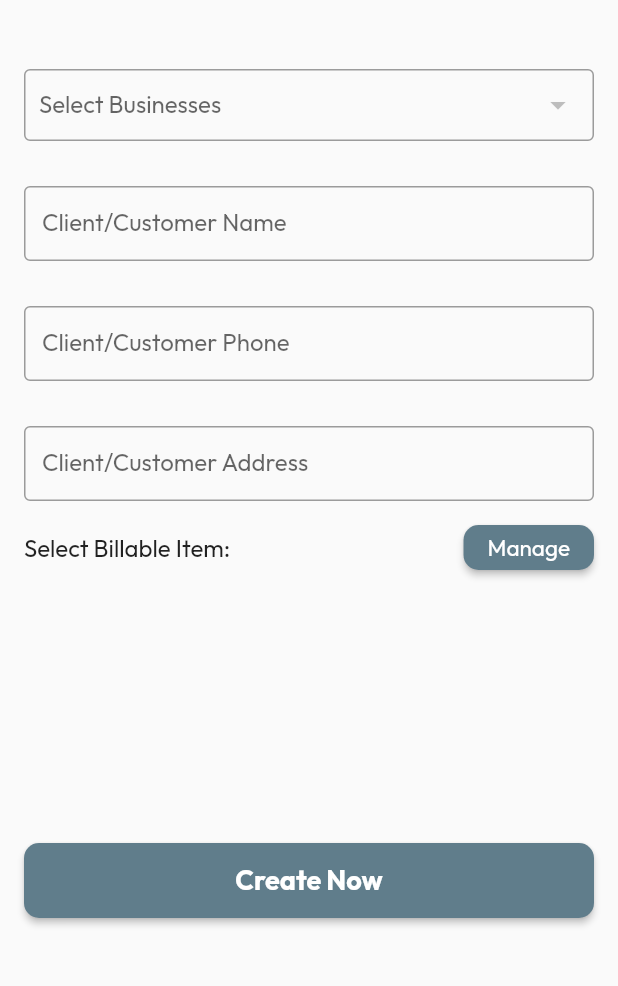
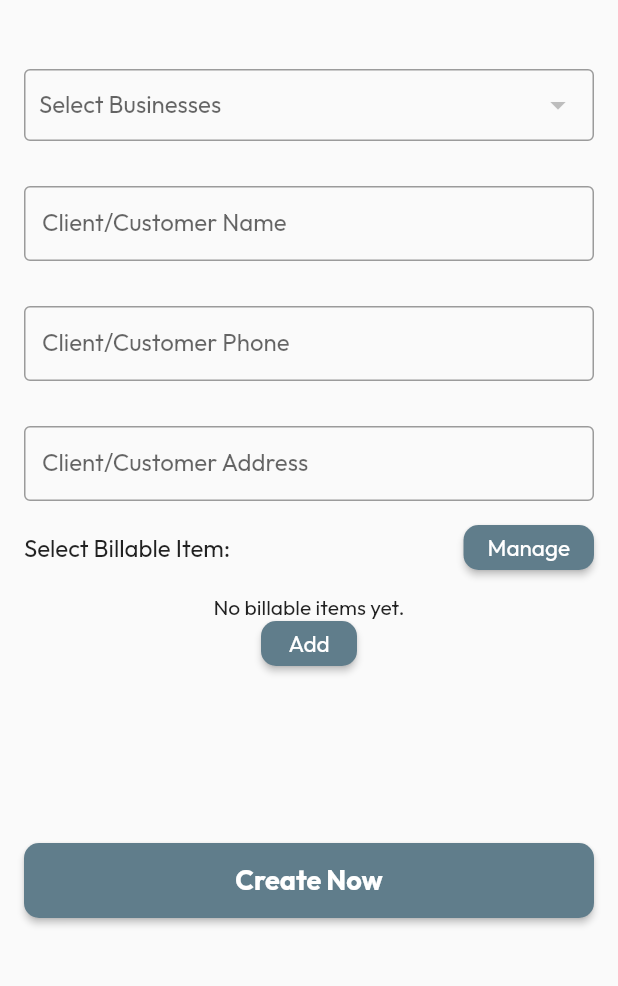
Before and after one commit to vicsystems55/invoice-app-v2, a Flutter app: the CreateInvoicePage screen opened directly, on a phone screen of 412 x 824 dp, the part 84-1070 px from its top. Run offline on Flutter 3.47's test engine with Material 2 defaults, Android fonts, the light colour scheme and no system bars; our stand-ins replace another_flushbar, cached_network_image, flutter_native_splash, hive, hive_flutter, image_picker and 1 more; accounts and stored records are empty.

Commit message:
code backup

```diff
--- a/lib/create_invoice.dart
+++ b/lib/create_invoice.dart
@@ -17,9 +17,9 @@ class _CreateInvoicePageState extends State<CreateInvoicePage> {
   List offices = ['Office A', 'Office B', 'Office C', 'Office D'];
   late String selectedOffice = 'Office A';
   List<CardItem> cardItems = [
-    CardItem("Item 1"),
-    CardItem("Item 2"),
-    CardItem("Item 3"),
+    CardItem("Item 1", '1'),
+    CardItem("Item 2", '1'),
+    CardItem("Item 3", '1'),
   ];
 
   List<Map<String, dynamic>> jsonDataList = [
@@ -44,6 +44,8 @@ class _CreateInvoicePageState extends State<CreateInvoicePage> {
   late Box user_info;
 
   String token = "";
+
+
 
   Future<dynamic> getBusinessProfiles() async {
     var dir = await getApplicationDocumentsDirectory();
@@ -88,8 +90,7 @@ class _CreateInvoicePageState extends State<CreateInvoicePage> {
 
     setState(() {});
 
-    String url =
-        "https://invoiceapp.vicsystems.com.ng/api/v1/business-profiles";
+    String url = "https://invoiceapp.vicsystems.com.ng/api/v1/billable-items";
 
     try {
       var response = await http.get(
@@ -103,7 +104,7 @@ class _CreateInvoicePageState extends State<CreateInvoicePage> {
       print('got billable items');
       var _jsonDecode = await jsonDecode((response.body));
 
-      print(_jsonDecode);
+      // print(_jsonDecode);
 
       await putData(_jsonDecode);
     } catch (SocketException) {
@@ -256,17 +257,46 @@ class _CreateInvoicePageState extends State<CreateInvoicePage> {
                 child: Stack(
                   children: <Widget>[
                     // Conditionally show the ListView or the CircularProgressIndicator
-                    if (isLoading)
-                      Center(
-                        child: CircularProgressIndicator(),
-                      )
+                    if (billable_items.length == 0)
+                      Column(children: [
+                        Text('No billable items yet.'),
+                        Container(
+                          height: 30,
+                          child: ElevatedButton(
+                            style: ButtonStyle(
+                              shape: MaterialStateProperty.all<
+                                  RoundedRectangleBorder>(
+                                RoundedRectangleBorder(
+                                  borderRadius: BorderRadius.circular(10.0),
+                                ),
+                              ),
+                            ),
+                            onPressed: () {
+                              Navigator.push(
+                                context,
+                                MaterialPageRoute(
+                                    builder: (context) =>
+                                        CreateBillableItemPage()),
+                              );
+                            },
+                            child: Text(
+                              'Add',
+                              style: TextStyle(
+                                fontSize: 15,
+                              ),
+                            ),
+                          ),
+                        ),
+                      ])
                     else
                       PageView.builder(
                         itemCount: billable_items.length,
                         controller: PageController(viewportFraction: 0.8),
                         itemBuilder: (BuildContext context, int index) {
                           return CardWidget(
-                              cardItem: billable_items[index]['description']);
+                              cardItem: CardItem(
+                                  billable_items[index]['description'],
+                                  billable_items[index]['price']));
                         },
                       ),
                   ],
@@ -308,10 +338,11 @@ class _CreateInvoicePageState extends State<CreateInvoicePage> {
 
 class CardItem {
   String name;
+  String price;
   int quantity = 0;
   bool selected = false;
 
-  CardItem(this.name);
+  CardItem(this.name, this.price);
 }
 
 class CardWidget extends StatefulWidget {
@@ -337,15 +368,26 @@ class _CardWidgetState extends State<CardWidget> {
           mainAxisAlignment: MainAxisAlignment.spaceBetween,
           crossAxisAlignment: CrossAxisAlignment.stretch,
           children: [
+            Column(
+              crossAxisAlignment: CrossAxisAlignment.start,
+              mainAxisAlignment: MainAxisAlignment.spaceBetween,
+              children: [
                 Container(
                   width: 130,
                   child: Padding(
                     padding: EdgeInsets.fromLTRB(5, 15, 0, 5),
                     child: Text(
                       widget.cardItem.name,
-                  style: TextStyle(fontSize: 15),
+                      style: TextStyle(fontSize: 18),
                     ),
                   ),
+                ),
+                Text(
+                      'NGN '+widget.cardItem.price,
+                      style: const TextStyle(fontSize: 14, fontWeight: FontWeight.bold),
+                    ),
+                    SizedBox(height: 13,)
+              ],
             ),
             Column(
               mainAxisAlignment: MainAxisAlignment.spaceBetween,
--- a/lib/pages/invoice_details.dart
+++ b/lib/pages/invoice_details.dart
@@ -1,5 +1,6 @@
 import 'package:flutter/src/widgets/container.dart';
 import 'package:flutter/src/widgets/framework.dart';
+import 'package:flutter/material.dart';
 
 class InvoiceDetails extends StatefulWidget {
   const InvoiceDetails({super.key});
@@ -11,6 +12,6 @@ class InvoiceDetails extends StatefulWidget {
 class _InvoiceDetailsState extends State<InvoiceDetails> {
   @override
   Widget build(BuildContext context) {
-    return Container();
+    return Scaffold(body: Center(child: Text('Coming soon'),));
   }
 }
```
Also changed, not shown: 4 other files. Lines whose indentation alone changed are shown as unchanged.
